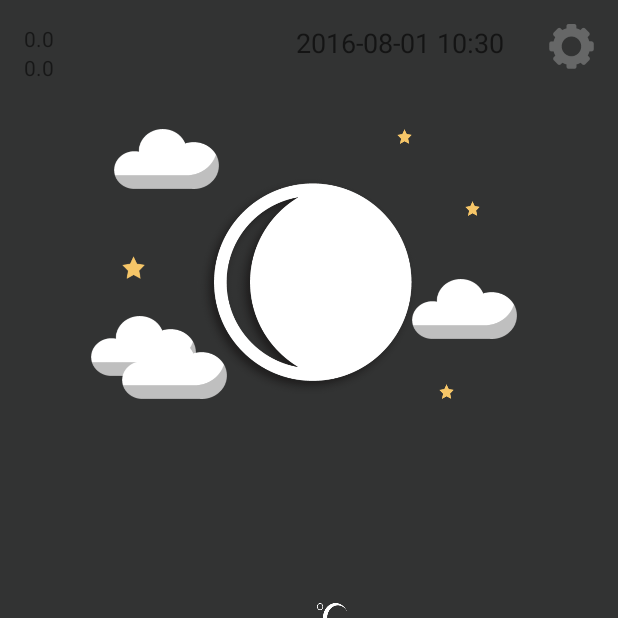
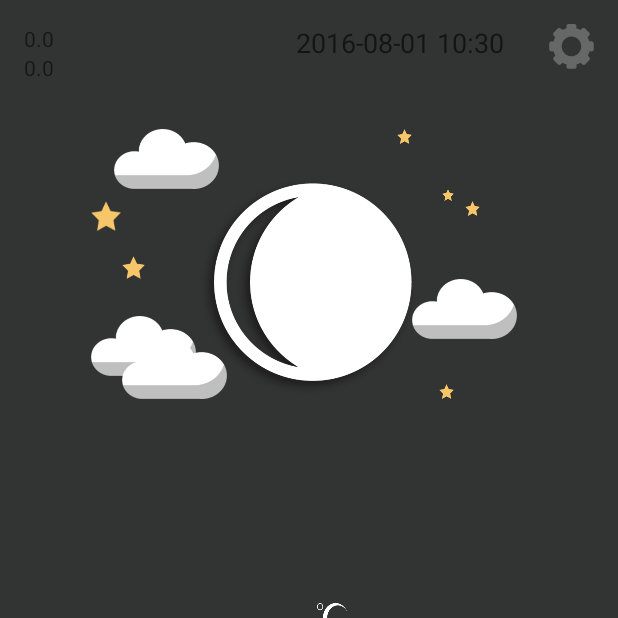
Before and after one commit to PJunhyuk/TodaysMoon, an Android app: the screen it shows after launch (MainActivity), after a tap on "GETWEATHER", on a phone screen of 412 x 824 dp, the top half of it. Run offline under Robolectric (Android 15) with nearby library versions, the phone set to English and light mode, and no system bars; libraries missing offline, so code that uses them is left out: com.gun0912.tedpermission, com.ibm.icu; 12 statements that could not run were skipped.

Commit message:
Change weathermain as global variable

```diff
--- a/app/src/main/java/pjunhyuk/todaysmoon/MainActivity.java
+++ b/app/src/main/java/pjunhyuk/todaysmoon/MainActivity.java
@@ -54,15 +54,6 @@ public class MainActivity extends Activity {
 
     // Buttons
     ImageButton imgbutton;
-    ImageView cloud_1;
-    ImageView cloud_2;
-    ImageView cloud_3;
-    ImageView cloud_4;
-    ImageView star_1;
-    ImageView star_2;
-    ImageView star_3;
-    ImageView star_4;
-    ImageView star_5;
     ImageView imgmoon;
 
     // For Live Weather
@@ -79,6 +70,13 @@ public class MainActivity extends Activity {
     TextView textview_description_2;
     TextView textview_description_3;
 
+    // For other images
+    ImageView star_1_1_1;
+    ImageView star_1_1_2;
+    ImageView star_1_1_3;
+
+    String weathermain;
+
     @Override
     protected void onCreate(Bundle savedInstanceState) {
         super.onCreate(savedInstanceState);
@@ -93,6 +91,56 @@ public class MainActivity extends Activity {
 
         // For SplashActivity
         startActivity(new Intent(this, SplashActivity.class));
+
+        // For GPSInfo output
+        txtLat = (TextView)findViewById(R.id.Latitude);
+        txtLon = (TextView)findViewById(R.id.Longitude);
+
+        // For Live weather
+        getWeatherBtn = (Button)findViewById(R.id.getWeatherBtn);
+        tem = (TextView)findViewById(R.id.tem);
+        weather_main = (TextView)findViewById(R.id.weather_main);
+        textcity = (TextView)findViewById(R.id.city);
+
+        getWeatherBtn.setOnClickListener(mClickListener);
+
+        // same as mClickListener - for auto run : start
+        // GPS 정보를 보여주기 위한 이벤트 클래스 등록
+        gps = new GpsInfo(MainActivity.this);
+        // GPS 사용여부 가져오기
+        if(gps.isGetLocation()) {
+            double latitude = gps.getLatitude();
+            double longitude = gps.getLongitude();
+            txtLat.setText(String.valueOf(latitude));
+            txtLon.setText(String.valueOf(longitude));
+
+            // 날씨를 읽어오는 API 호출
+            OpenWeatherAPITask t = new OpenWeatherAPITask();
+            try {
+                Weather w = t.execute(latitude,longitude).get();
+
+                // temperature
+                String temperature = String.valueOf( Math.round(w.getTemperature()-273.15) );
+                tem.setText(temperature);
+
+                // weather
+                weathermain = String.valueOf(w.getWeathermain());
+                weather_main.setText(weathermain);
+
+                // city name
+                String city = String.valueOf(w.getCity());
+                textcity.setText(city);
+
+            } catch(InterruptedException e) {
+                e.printStackTrace();
+            } catch(ExecutionException e) {
+                e.printStackTrace();
+            }
+        } else {
+            // GPS를 사용할 수 없으므로
+            gps.showSettingsAlert();
+        }
+        // same as mClickListener - for auto run : end
 
         // For live time
         textlivetime = (TextView)findViewById(R.id.livetime);
@@ -156,77 +204,27 @@ public class MainActivity extends Activity {
             }
         });
 
-        // For cloud patrol
-        cloud_1 = (ImageView) findViewById(R.id.cloud_1);
-        final Animation animPatrol1 = AnimationUtils.loadAnimation(this, R.anim.translate_1);
-        cloud_1.startAnimation(animPatrol1);
-        cloud_2 = (ImageView) findViewById(R.id.cloud_2);
-        final Animation animPatrol2 = AnimationUtils.loadAnimation(this, R.anim.translate_2);
-        cloud_2.startAnimation(animPatrol2);
-        cloud_3 = (ImageView) findViewById(R.id.cloud_3);
-        final Animation animPatrol3 = AnimationUtils.loadAnimation(this, R.anim.translate_3);
-        cloud_3.startAnimation(animPatrol3);
-        cloud_4 = (ImageView) findViewById(R.id.cloud_4);
-        final Animation animPatrol4 = AnimationUtils.loadAnimation(this, R.anim.translate_3);
-        cloud_4.startAnimation(animPatrol4);
-
-        // For star twinkle
-        star_1 = (ImageView) findViewById(R.id.star_1);
-        final Animation animTwinkle1 = AnimationUtils.loadAnimation(this, R.anim.twinkle_1);
-        star_1.startAnimation(animTwinkle1);
-        star_2 = (ImageView) findViewById(R.id.star_2);
-        final Animation animTwinkle2 = AnimationUtils.loadAnimation(this, R.anim.twinkle_1);
-        star_2.startAnimation(animTwinkle2);
-
-        // For GPSInfo output
-        txtLat = (TextView)findViewById(R.id.Latitude);
-        txtLon = (TextView)findViewById(R.id.Longitude);
-
-        // For Live weather
-        getWeatherBtn = (Button)findViewById(R.id.getWeatherBtn);
-        tem = (TextView)findViewById(R.id.tem);
-        weather_main = (TextView)findViewById(R.id.weather_main);
-        textcity = (TextView)findViewById(R.id.city);
-
-        getWeatherBtn.setOnClickListener(mClickListener);
-
-        // same as mClickListener - for auto run : start
-        // GPS 정보를 보여주기 위한 이벤트 클래스 등록
-        gps = new GpsInfo(MainActivity.this);
-        // GPS 사용여부 가져오기
-        if(gps.isGetLocation()) {
-            double latitude = gps.getLatitude();
-            double longitude = gps.getLongitude();
-            txtLat.setText(String.valueOf(latitude));
-            txtLon.setText(String.valueOf(longitude));
-
-            // 날씨를 읽어오는 API 호출
-            OpenWeatherAPITask t = new OpenWeatherAPITask();
-            try {
-                Weather w = t.execute(latitude,longitude).get();
-
-                // temperature
-                String temperature = String.valueOf( Math.round(w.getTemperature()-273.15) );
-                tem.setText(temperature);
-
-                // weather
-                String weathermain = String.valueOf(w.getWeathermain());
-                weather_main.setText(weathermain);
-
-                // city name
-                String city = String.valueOf(w.getCity());
-                textcity.setText(city);
-
-            } catch(InterruptedException e) {
-                e.printStackTrace();
-            } catch(ExecutionException e) {
-                e.printStackTrace();
-            }
-        } else {
-            // GPS를 사용할 수 없으므로
-            gps.showSettingsAlert();
-        }
-        // same as mClickListener - for auto run : end
+//        // For cloud patrol
+//        cloud_1 = (ImageView) findViewById(R.id.cloud_1);
+//        final Animation animPatrol1 = AnimationUtils.loadAnimation(this, R.anim.translate_1);
+//        cloud_1.startAnimation(animPatrol1);
+//        cloud_2 = (ImageView) findViewById(R.id.cloud_2);
+//        final Animation animPatrol2 = AnimationUtils.loadAnimation(this, R.anim.translate_2);
+//        cloud_2.startAnimation(animPatrol2);
+//        cloud_3 = (ImageView) findViewById(R.id.cloud_3);
+//        final Animation animPatrol3 = AnimationUtils.loadAnimation(this, R.anim.translate_3);
+//        cloud_3.startAnimation(animPatrol3);
+//        cloud_4 = (ImageView) findViewById(R.id.cloud_4);
+//        final Animation animPatrol4 = AnimationUtils.loadAnimation(this, R.anim.translate_3);
+//        cloud_4.startAnimation(animPatrol4);
+//
+//        // For star twinkle
+//        star_1 = (ImageView) findViewById(R.id.star_1);
+//        final Animation animTwinkle1 = AnimationUtils.loadAnimation(this, R.anim.twinkle_1);
+//        star_1.startAnimation(animTwinkle1);
+//        star_2 = (ImageView) findViewById(R.id.star_2);
+//        final Animation animTwinkle2 = AnimationUtils.loadAnimation(this, R.anim.twinkle_1);
+//        star_2.startAnimation(animTwinkle2);
     }
 
     Button.OnClickListener mClickListener = new View.OnClickListener() {
```
